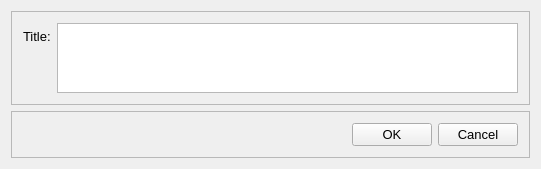
Old version of the form src/ui/EPANET/frmTitleDesigner.ui in the repository USEPA/SWMM-EPANET_User_Interface.
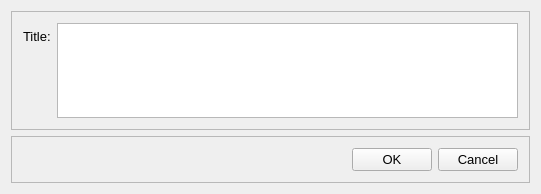
New version of the form.

What changed in the file:
```diff
--- a/src/ui/EPANET/frmTitleDesigner.ui
+++ b/src/ui/EPANET/frmTitleDesigner.ui
@@ -7,7 +7,7 @@
     <x>0</x>
     <y>0</y>
     <width>541</width>
-    <height>153</height>
+    <height>194</height>
    </rect>
   </property>
   <property name="font">
```
